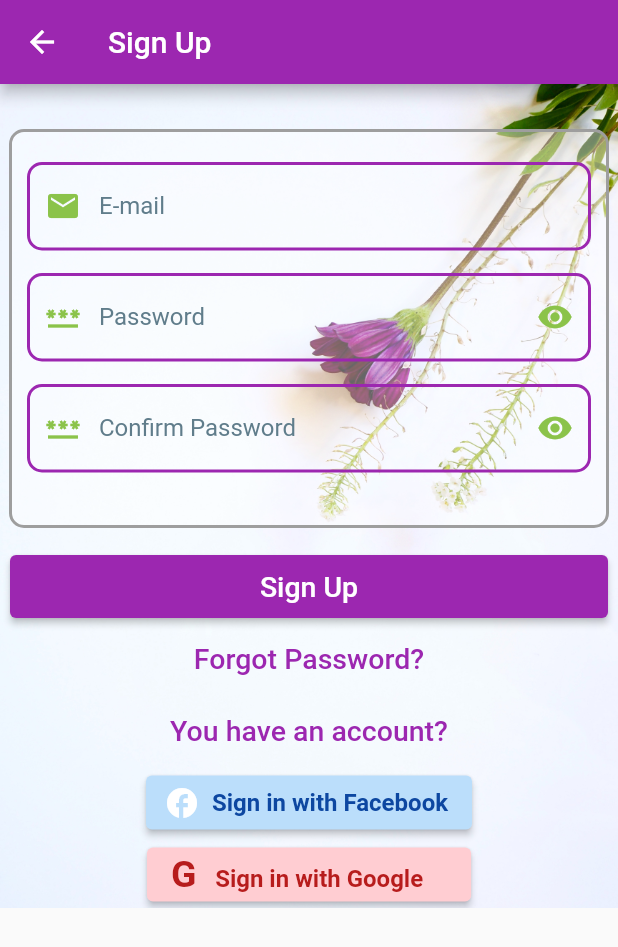
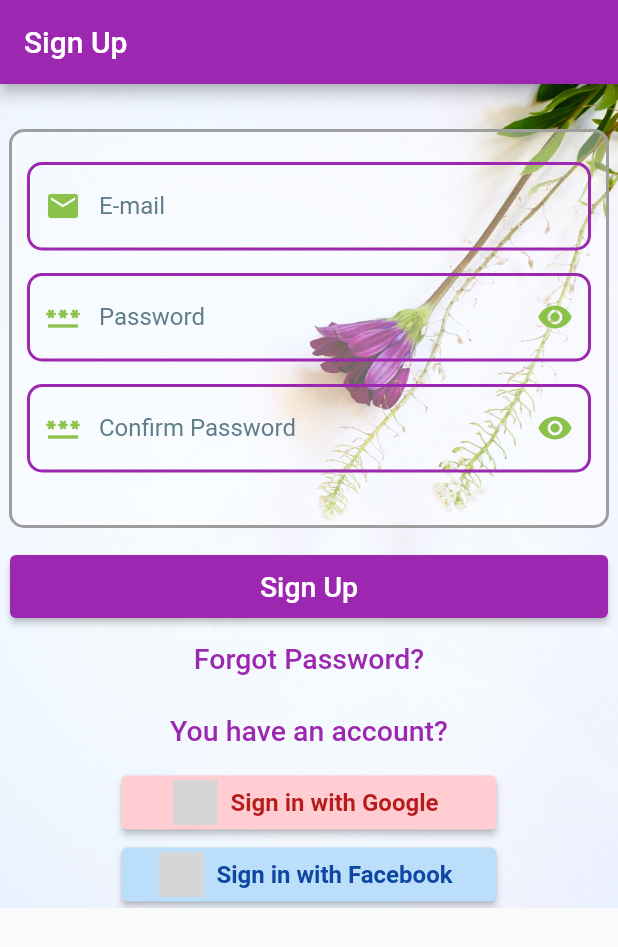
Before and after one commit to partho-debnath/Flutter_Login_Registration_Screen, a Flutter app: the screen it shows after launch, after a tap on "Sign Up", on a phone screen of 412 x 824 dp. Shown: the top 947 px of the screen. Run offline on Flutter 3.47's test engine with Material 2 defaults, Android fonts, the light colour scheme and no system bars; network calls fail; grey boxes are pictures that could not be loaded.

Commit message:
fixed the signin  with Google and Facebook botton

```diff
--- a/lib/screens/login_sereen.dart
+++ b/lib/screens/login_sereen.dart
@@ -14,8 +14,8 @@ class _LoginScreenState extends State<LoginScreen> {
   final TextEditingController _emailController = TextEditingController();
   final TextEditingController _passwordController = TextEditingController();
 
-  String? _emailErrorText = null;
-  String? _passwordErrorText = null;
+  String? _emailErrorText;
+  String? _passwordErrorText;
   bool _isHidden = true;
 
   Widget buildButton(BuildContext context, String text) {
@@ -56,7 +56,7 @@ class _LoginScreenState extends State<LoginScreen> {
 
   void changeScreen() {
     Navigator.of(context)
-        .pushNamed(RegistrationScreen.routeName, arguments: {});
+        .pushReplacementNamed(RegistrationScreen.routeName, arguments: {});
   }
 
   @override
@@ -163,12 +163,42 @@ class _LoginScreenState extends State<LoginScreen> {
                           ),
                         ],
                       ),
-                      ElevatedButton.icon(
+                      SizedBox(
+                        width: 250,
+                        child: ElevatedButton.icon(
+                          onPressed: () {},
+                          style: ElevatedButton.styleFrom(
+                            backgroundColor: Colors.red.shade100,
+                          ),
+                          icon: Image.network(
+                            'http://pngimg.com/uploads/google/google_PNG19635.png',
+                            width: 30,
+                            height: 30,
+                          ),
+                          label: Text(
+                            'Sign in with Google',
+                            style: TextStyle(
+                              fontSize: 16,
+                              color: Colors.red.shade900,
+                              fontWeight: FontWeight.bold,
+                            ),
+                          ),
+                          //
+                        ),
+                      ),
+                      SizedBox(
+                        width: 250,
+                        child: ElevatedButton.icon(
                           onPressed: () {},
                           style: ElevatedButton.styleFrom(
                             backgroundColor: Colors.blue.shade100,
                           ),
-                        icon: const Icon(Icons.facebook),
+                          icon: Image.network(
+                            'https://cdn.iconscout.com/icon/free/png-256/facebook-1464523-1239437.png?f=webp&w=256',
+                            height: 30,
+                            width: 30,
+                            scale: 0.3,
+                          ),
                           label: Text(
                             'Sign in with Facebook',
                             style: TextStyle(
@@ -179,32 +209,7 @@ class _LoginScreenState extends State<LoginScreen> {
                           ),
                           //
                         ),
-                      ElevatedButton(
-                        onPressed: () {},
-                        style: ElevatedButton.styleFrom(
-                          backgroundColor: Colors.red.shade100,
                       ),
-                        child: RichText(
-                          text: TextSpan(
-                            text: 'G  ',
-                            style: TextStyle(
-                              fontSize: 25,
-                              fontWeight: FontWeight.bold,
-                              color: Colors.red.shade900,
-                            ),
-                            children: <TextSpan>[
-                              TextSpan(
-                                  text: 'Sign in with Google    ',
-                                  style: TextStyle(
-                                    fontSize: 16,
-                                    color: Colors.red.shade900,
-                                    fontWeight: FontWeight.bold,
-                                  )),
-                            ],
-                          ),
-                        ),
-                        //
-                      )
                     ],
                   ),
                 ),
--- a/lib/screens/registration_screen.dart
+++ b/lib/screens/registration_screen.dart
@@ -15,9 +15,9 @@ class _RegistrationScreenState extends State<RegistrationScreen> {
   final TextEditingController _passwordController = TextEditingController();
   final TextEditingController _confirmPasswordController =
       TextEditingController();
-  String? _emailErrorText = null;
-  String? _passwordErrorText = null;
-  String? _confirmPasswordErrorText = null;
+  String? _emailErrorText;
+  String? _passwordErrorText;
+  String? _confirmPasswordErrorText;
   bool _isHiddenPassword = true;
   bool _isHiddenConfirmPassword = true;
 
@@ -76,33 +76,34 @@ class _RegistrationScreenState extends State<RegistrationScreen> {
   }
 
   void changeScreen() {
-    Navigator.of(context).pushNamed(LoginScreen.routeName, arguments: {});
+    Navigator.of(context)
+        .pushReplacementNamed(LoginScreen.routeName, arguments: {});
   }
 
-  Widget buildPasswordTextField(TextEditingController _newPasswordController,
-      String text, bool _isHidden, String? _newPasswordErrorText) {
+  Widget buildPasswordTextField(TextEditingController newPasswordController,
+      String text, bool isHidden, String? newPasswordErrorText) {
     return Column(
       children: <Widget>[
         const SizedBox(
           height: 15,
         ),
         TextField(
-          controller: _newPasswordController,
-          obscureText: _isHidden,
+          controller: newPasswordController,
+          obscureText: _isHiddenPassword,
           obscuringCharacter: '*',
           decoration: InputDecoration(
             label: Text(text),
             hintText: text,
-            errorText: _newPasswordErrorText,
+            errorText: newPasswordErrorText,
             prefixIcon: const Icon(Icons.password),
             suffixIcon: IconButton(
               icon: const Icon(Icons.remove_red_eye),
               onPressed: () {
                 setState(() {
-                  _isHidden = !_isHidden;
+                  _isHiddenPassword = !isHidden;
                 });
               },
-              tooltip: 'Show Password',
+              tooltip: 'Show $text',
             ),
             border: const OutlineInputBorder(
               borderSide: BorderSide(color: Colors.blue),
@@ -137,7 +138,9 @@ class _RegistrationScreenState extends State<RegistrationScreen> {
                       Container(
                         width: 400,
                         padding: const EdgeInsets.symmetric(
-                            horizontal: 10, vertical: 20),
+                          horizontal: 10,
+                          vertical: 20,
+                        ),
                         decoration: BoxDecoration(
                           color: Colors.white.withOpacity(0.4),
                           border: Border.all(color: Colors.grey, width: 2),
@@ -194,12 +197,42 @@ class _RegistrationScreenState extends State<RegistrationScreen> {
                           style: TextStyle(fontSize: 19),
                         ),
                       ),
-                      ElevatedButton.icon(
+                      SizedBox(
+                        width: 250,
+                        child: ElevatedButton.icon(
+                          onPressed: () {},
+                          style: ElevatedButton.styleFrom(
+                            backgroundColor: Colors.red.shade100,
+                          ),
+                          icon: Image.network(
+                            'http://pngimg.com/uploads/google/google_PNG19635.png',
+                            width: 30,
+                            height: 30,
+                          ),
+                          label: Text(
+                            'Sign in with Google',
+                            style: TextStyle(
+                              fontSize: 16,
+                              color: Colors.red.shade900,
+                              fontWeight: FontWeight.bold,
+                            ),
+                          ),
+                          //
+                        ),
+                      ),
+                      SizedBox(
+                        width: 250,
+                        child: ElevatedButton.icon(
                           onPressed: () {},
                           style: ElevatedButton.styleFrom(
                             backgroundColor: Colors.blue.shade100,
                           ),
-                        icon: const Icon(Icons.facebook),
+                          icon: Image.network(
+                            'https://cdn.iconscout.com/icon/free/png-256/facebook-1464523-1239437.png?f=webp&w=256',
+                            height: 30,
+                            width: 30,
+                            scale: 0.3,
+                          ),
                           label: Text(
                             'Sign in with Facebook',
                             style: TextStyle(
@@ -210,32 +243,7 @@ class _RegistrationScreenState extends State<RegistrationScreen> {
                           ),
                           //
                         ),
-                      ElevatedButton(
-                        onPressed: () {},
-                        style: ElevatedButton.styleFrom(
-                          backgroundColor: Colors.red.shade100,
                       ),
-                        child: RichText(
-                          text: TextSpan(
-                            text: 'G  ',
-                            style: TextStyle(
-                              fontSize: 25,
-                              fontWeight: FontWeight.bold,
-                              color: Colors.red.shade900,
-                            ),
-                            children: <TextSpan>[
-                              TextSpan(
-                                  text: 'Sign in with Google    ',
-                                  style: TextStyle(
-                                    fontSize: 16,
-                                    color: Colors.red.shade900,
-                                    fontWeight: FontWeight.bold,
-                                  )),
-                            ],
-                          ),
-                        ),
-                        //
-                      )
                     ],
                   ),
                 ),
```
Lines whose indentation alone changed are shown as unchanged.
